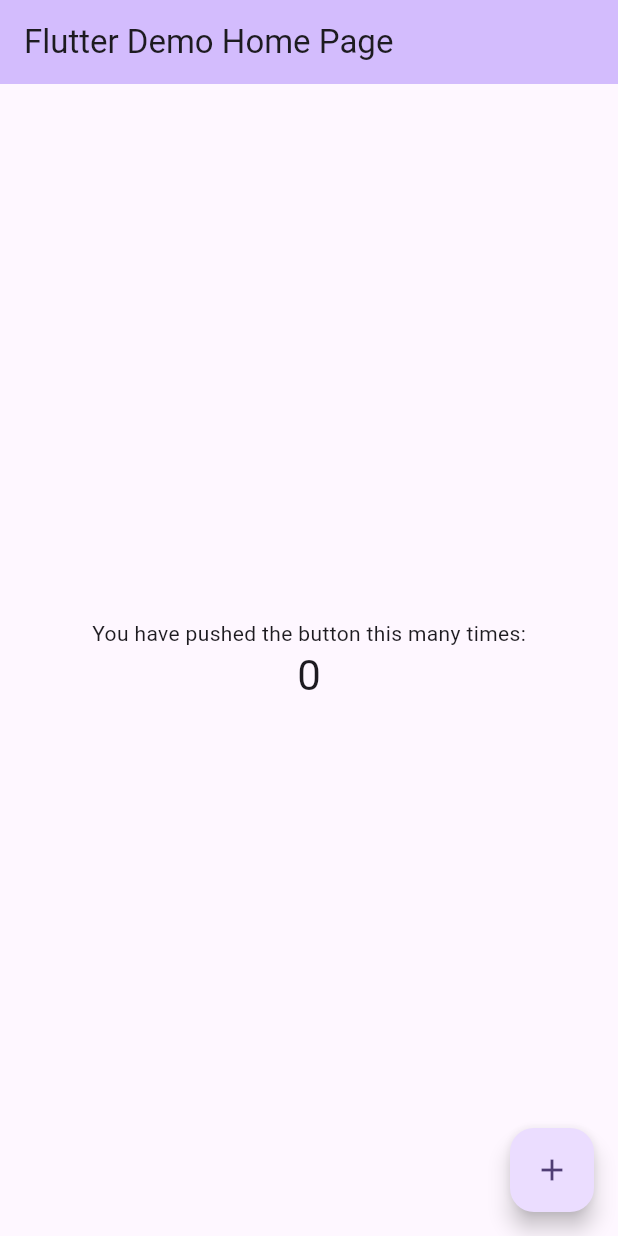
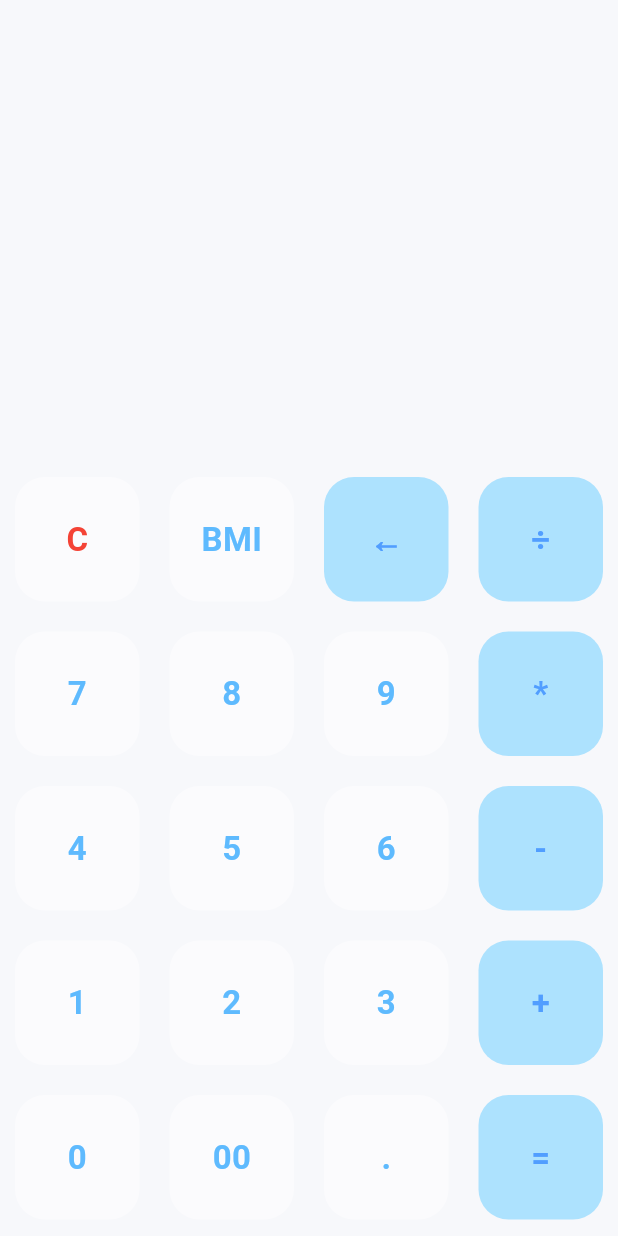
Before and after one commit to elevateup/Calculator-Flutter, a Flutter app: the screen it shows after launch, on a phone screen of 412 x 824 dp. Run offline on Flutter 3.47's test engine with Material 3 defaults, Android fonts, the phone set to English and light mode, and no system bars; our stand-ins replace math_expressions.

```diff
--- a/lib/main.dart
+++ b/lib/main.dart
@@ -1,3 +1,4 @@
+import 'package:calculator/screens/calculator_home.dart';
 import 'package:flutter/material.dart';
 
 void main() {
@@ -7,119 +8,11 @@ void main() {
 class MyApp extends StatelessWidget {
   const MyApp({super.key});
 
-  // This widget is the root of your application.
   @override
   Widget build(BuildContext context) {
-    return MaterialApp(
-      title: 'Flutter Demo',
-      theme: ThemeData(
-        // This is the theme of your application.
-        //
-        // TRY THIS: Try running your application with "flutter run". You'll see
-        // the application has a purple toolbar. Then, without quitting the app,
-        // try changing the seedColor in the colorScheme below to Colors.green
-        // and then invoke "hot reload" (save your changes or press the "hot
-        // reload" button in a Flutter-supported IDE, or press "r" if you used
-        // the command line to start the app).
-        //
-        // Notice that the counter didn't reset back to zero; the application
-        // state is not lost during the reload. To reset the state, use hot
-        // restart instead.
-        //
-        // This works for code too, not just values: Most code changes can be
-        // tested with just a hot reload.
-        colorScheme: ColorScheme.fromSeed(seedColor: Colors.deepPurple),
-        useMaterial3: true,
-      ),
-      home: const MyHomePage(title: 'Flutter Demo Home Page'),
+    return const MaterialApp(
+      debugShowCheckedModeBanner: false,
+      home: CalculatorHome(),
     );
   }
 }
-
-class MyHomePage extends StatefulWidget {
-  const MyHomePage({super.key, required this.title});
-
-  // This widget is the home page of your application. It is stateful, meaning
-  // that it has a State object (defined below) that contains fields that affect
-  // how it looks.
-
-  // This class is the configuration for the state. It holds the values (in this
-  // case the title) provided by the parent (in this case the App widget) and
-  // used by the build method of the State. Fields in a Widget subclass are
-  // always marked "final".
-
-  final String title;
-
-  @override
-  State<MyHomePage> createState() => _MyHomePageState();
-}
-
-class _MyHomePageState extends State<MyHomePage> {
-  int _counter = 0;
-
-  void _incrementCounter() {
-    setState(() {
-      // This call to setState tells the Flutter framework that something has
-      // changed in this State, which causes it to rerun the build method below
-      // so that the display can reflect the updated values. If we changed
-      // _counter without calling setState(), then the build method would not be
-      // called again, and so nothing would appear to happen.
-      _counter++;
-    });
-  }
-
-  @override
-  Widget build(BuildContext context) {
-    // This method is rerun every time setState is called, for instance as done
-    // by the _incrementCounter method above.
-    //
-    // The Flutter framework has been optimized to make rerunning build methods
-    // fast, so that you can just rebuild anything that needs updating rather
-    // than having to individually change instances of widgets.
-    return Scaffold(
-      appBar: AppBar(
-        // TRY THIS: Try changing the color here to a specific color (to
-        // Colors.amber, perhaps?) and trigger a hot reload to see the AppBar
-        // change color while the other colors stay the same.
-        backgroundColor: Theme.of(context).colorScheme.inversePrimary,
-        // Here we take the value from the MyHomePage object that was created by
-        // the App.build method, and use it to set our appbar title.
-        title: Text(widget.title),
-      ),
-      body: Center(
-        // Center is a layout widget. It takes a single child and positions it
-        // in the middle of the parent.
-        child: Column(
-          // Column is also a layout widget. It takes a list of children and
-          // arranges them vertically. By default, it sizes itself to fit its
-          // children horizontally, and tries to be as tall as its parent.
-          //
-          // Column has various properties to control how it sizes itself and
-          // how it positions its children. Here we use mainAxisAlignment to
-          // center the children vertically; the main axis here is the vertical
-          // axis because Columns are vertical (the cross axis would be
-          // horizontal).
-          //
-          // TRY THIS: Invoke "debug painting" (choose the "Toggle Debug Paint"
-          // action in the IDE, or press "p" in the console), to see the
-          // wireframe for each widget.
-          mainAxisAlignment: MainAxisAlignment.center,
-          children: <Widget>[
-            const Text(
-              'You have pushed the button this many times:',
-            ),
-            Text(
-              '$_counter',
-              style: Theme.of(context).textTheme.headlineMedium,
-            ),
-          ],
-        ),
-      ),
-      floatingActionButton: FloatingActionButton(
-        onPressed: _incrementCounter,
-        tooltip: 'Increment',
-        child: const Icon(Icons.add),
-      ), // This trailing comma makes auto-formatting nicer for build methods.
-    );
-  }
-}
--- /dev/null
+++ b/lib/screens/calculator_home.dart
@@ -0,0 +1,219 @@
+import 'package:calculator/screens/bmi_screen.dart';
+import 'package:calculator/widgets/button.dart';
+import 'package:flutter/material.dart';
+import 'package:math_expressions/math_expressions.dart';
+
+class CalculatorHome extends StatefulWidget {
+  const CalculatorHome({super.key});
+
+  @override
+  State<CalculatorHome> createState() => _CalculatorHomeState();
+}
+
+class _CalculatorHomeState extends State<CalculatorHome> {
+  String userInput = "";
+  String result = "";
+
+  List<Map<String, Map<bool, bool>>> buttonList = [
+    {
+      "C": {false: false}
+    },
+    {
+      "": {false: false}
+    },
+    {
+      "←": {true: true}
+    },
+    {
+      "÷": {true: true}
+    },
+    {
+      "7": {false: true}
+    },
+    {
+      "8": {false: true}
+    },
+    {
+      "9": {false: true}
+    },
+    {
+      "*": {true: true}
+    },
+    {
+      "4": {false: true}
+    },
+    {
+      "5": {false: true}
+    },
+    {
+      "6": {false: true}
+    },
+    {
+      "-": {true: true}
+    },
+    {
+      "1": {false: true}
+    },
+    {
+      "2": {false: true}
+    },
+    {
+      "3": {false: true}
+    },
+    {
+      "+": {true: true}
+    },
+    {
+      "0": {false: true}
+    },
+    {
+      "00": {false: true}
+    },
+    {
+      ".": {false: true}
+    },
+    {
+      "=": {true: true}
+    }
+  ];
+
+  @override
+  Widget build(BuildContext context) {
+    List<String> expressions = getExpressions();
+    return Scaffold(
+      backgroundColor: const Color.fromRGBO(247, 248, 251, 1),
+      body: Column(
+        children: [
+          Expanded(
+            child: Padding(
+              padding: const EdgeInsets.all(15),
+              child: Column(
+                mainAxisAlignment: MainAxisAlignment.end,
+                children: [
+                  Container(
+                    alignment: Alignment.centerRight,
+                    child: Text(
+                      userInput,
+                      maxLines: 4,
+                      overflow: TextOverflow.ellipsis,
+                      textAlign: TextAlign.end,
+                      style: const TextStyle(
+                        color: Color.fromRGBO(129, 129, 129, 1),
+                        fontSize: 24,
+                      ),
+                    ),
+                  ),
+                  Container(
+                    alignment: Alignment.centerRight,
+                    child: Text(
+                      result,
+                      style: const TextStyle(
+                        color: Color.fromRGBO(66, 66, 66, 1),
+                        fontWeight: FontWeight.bold,
+                        fontSize: 28,
+                      ),
+                    ),
+                  ),
+                ],
+              ),
+            ),
+          ),
+          const SizedBox(height: 50),
+          Expanded(
+            flex: 2,
+            child: GridView.builder(
+              itemCount: buttonList.length,
+              gridDelegate: const SliverGridDelegateWithFixedCrossAxisCount(
+                crossAxisCount: 4,
+              ),
+              itemBuilder: (context, index) {
+                return index == 1
+                    ? CustomButton(
+                        text: "BMI",
+                        isButtonColored: false,
+                        istextColored: true,
+                        onTap: () {
+                          Navigator.of(context).push(MaterialPageRoute(
+                              builder: (context) => const BMIScreen()));
+                        },
+                      )
+                    : CustomButton(
+                        text: buttonList[index].keys.first,
+                        isButtonColored:
+                            buttonList[index].values.first.keys.first,
+                        istextColored:
+                            buttonList[index].values.first.values.first,
+                        onTap: () {
+                          if (index == 0) {
+                            // Handle Clear Key
+                            setState(() {
+                              userInput = "";
+                              result = "";
+                            });
+                          } else if (index == 2) {
+                            // Handle Back Key
+                            if (userInput.isNotEmpty) {
+                              setState(() {
+                                userInput = userInput.substring(
+                                    0, userInput.length - 1);
+                              });
+                            }
+                          } else if (index == buttonList.length - 1) {
+                            // Handle Evaluate Key
+                            evaluate(userInput);
+                          } else if (userInput.isEmpty &&
+                              expressions
+                                  .contains(buttonList[index].keys.first)) {
+                            // Handle if Input is Empty and user tries to input expressions
+                            return;
+                          } else if (userInput.isNotEmpty &&
+                              expressions
+                                  .contains(userInput[userInput.length - 1]) &&
+                              expressions
+                                  .contains(buttonList[index].keys.first)) {
+                            // Handle if user tries to input expression after expression
+                            return;
+                          } else if (index == buttonList.length - 2 && userInput.contains(".")) {
+                            return;
+                          } else {
+                            setState(() {
+                              userInput += buttonList[index].keys.first;
+                            });
+                          }
+                        },
+                      );
+              },
+            ),
+          ),
+        ],
+      ),
+    );
+  }
+
+  void evaluate(String input) {
+    if (input.isEmpty) return;
+    input = input.replaceAll("÷", "/");
+    Parser p = Parser();
+    Expression exp = p.parse(input);
+    ContextModel cm = ContextModel();
+    String eval = exp.evaluate(EvaluationType.REAL, cm).toString();
+
+    if (eval.endsWith(".0")) {
+      eval = eval.replaceAll(".0", "");
+    }
+    setState(() {
+      result = "= $eval";
+    });
+  }
+
+  List<String> getExpressions() {
+    List<String> result = [];
+
+    for (var i = 0; i < buttonList.length; i++) {
+      if (buttonList[i].values.first.keys.first) {
+        result.add(buttonList[i].keys.first);
+      }
+    }
+    return result;
+  }
+}
--- /dev/null
+++ b/lib/widgets/button.dart
@@ -0,0 +1,50 @@
+import 'package:flutter/material.dart';
+
+class CustomButton extends StatelessWidget {
+  final String text;
+  final bool isButtonColored;
+  final bool istextColored;
+  final bool isDisabled;
+  final void Function()? onTap;
+
+  const CustomButton({
+    super.key,
+    required this.text,
+    required this.isButtonColored,
+    required this.istextColored,
+    this.isDisabled = false,
+    required this.onTap,
+  });
+
+  @override
+  Widget build(BuildContext context) {
+    return Padding(
+      padding: const EdgeInsets.all(10),
+      child: GestureDetector(
+        onTap: onTap!,
+        child: Container(
+          decoration: BoxDecoration(
+            borderRadius: BorderRadius.circular(20),
+            color: isButtonColored
+                ? const Color.fromRGBO(173, 226, 254, 1)
+                : const Color.fromRGBO(251, 251, 253, 1),
+          ),
+          child: Center(
+            child: Text(
+              text,
+              style: TextStyle(
+                fontSize: 22,
+                fontWeight: FontWeight.bold,
+                color: istextColored
+                    ? isButtonColored
+                        ? const Color.fromRGBO(81, 158, 255, 1)
+                        : const Color.fromRGBO(94, 186, 254, 1)
+                    : Colors.red,
+              ),
+            ),
+          ),
+        ),
+      ),
+    );
+  }
+}
--- a/pubspec.yaml
+++ b/pubspec.yaml
@@ -35,6 +35,7 @@ dependencies:
   # The following adds the Cupertino Icons font to your application.
   # Use with the CupertinoIcons class for iOS style icons.
   cupertino_icons: ^1.0.6
+  math_expressions: ^2.4.0
 
 dev_dependencies:
   flutter_test:
```
Also changed, not shown: lib/screens/bmi_screen.dart (added, +89 -0 lines), lib/widgets/horizontal_button.dart (added, +32 -0 lines), lib/widgets/textfield.dart (added, +55 -0 lines).
